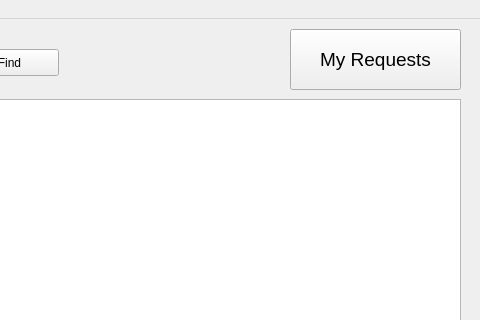
Before: the Qt Designer form mainwindow.ui in LitvinovaE/File-sharing-service, drawn with Qt 5; both pictures show x 520 to 1000 and y 0 to 320 of the 1000 by 800 pixel window.
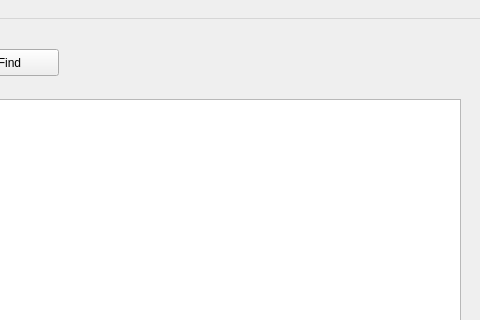
After: the same form once the commit is applied.

What changed in the file:
```diff
--- a/mainwindow.ui
+++ b/mainwindow.ui
@@ -73,24 +73,6 @@
      <string>Find</string>
     </property>
    </widget>
-   <widget class="QPushButton" name="button_my_requests">
-    <property name="geometry">
-     <rect>
-      <x>810</x>
-      <y>10</y>
-      <width>171</width>
-      <height>61</height>
-     </rect>
-    </property>
-    <property name="font">
-     <font>
-      <pointsize>14</pointsize>
-     </font>
-    </property>
-    <property name="text">
-     <string>My Requests</string>
-    </property>
-   </widget>
    <widget class="QTableWidget" name="table_widget">
     <property name="geometry">
      <rect>
```
